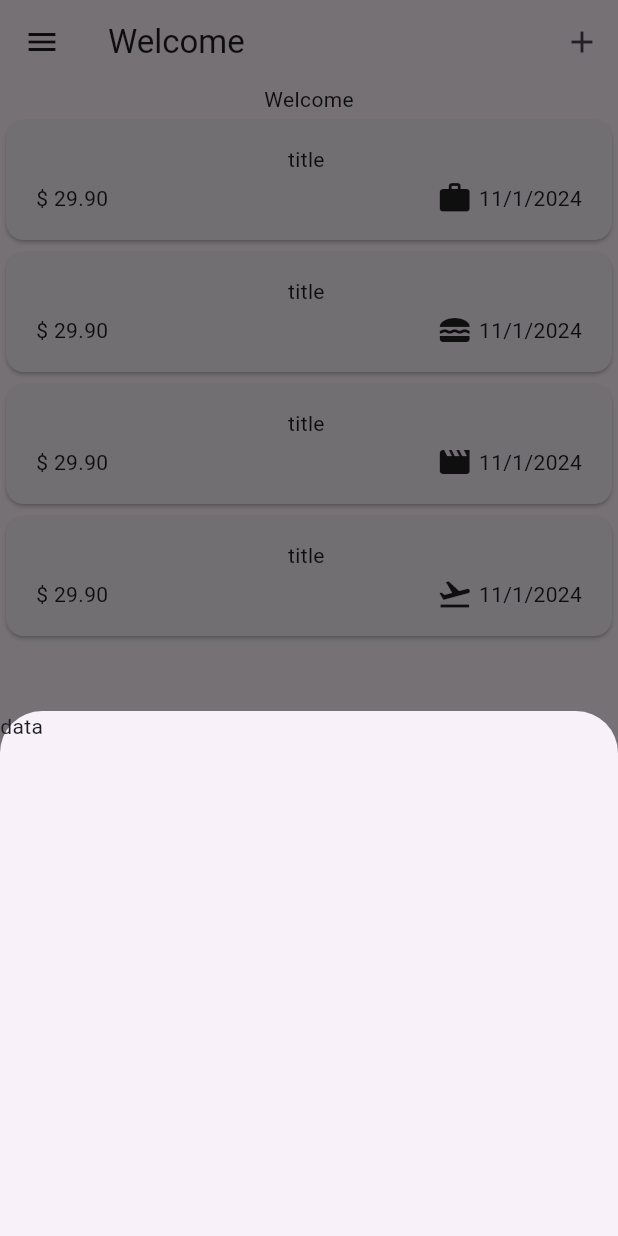
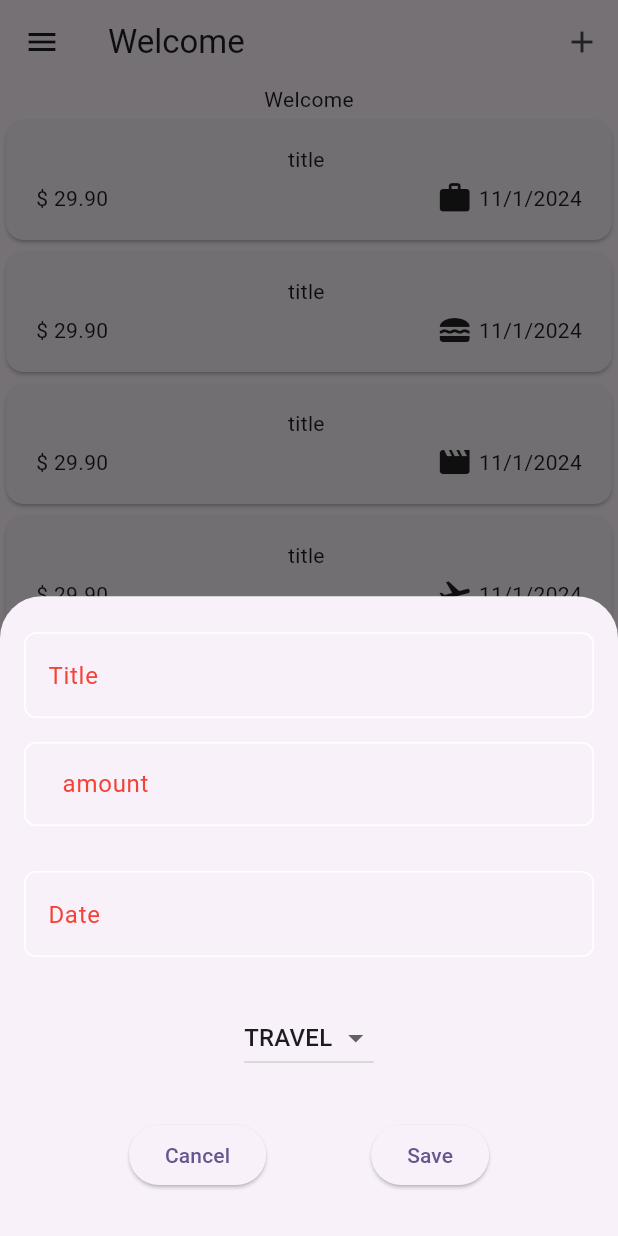
Before and after one commit to asmaaramadanramadan/expanses, a Flutter app: the screen it shows after launch, after a tap on the "add" icon, on a phone screen of 412 x 824 dp. Run offline on Flutter 3.47's test engine with Material 3 defaults, Android fonts, the phone set to English and light mode, and no system bars.

Commit message:
newExpanses sheet

```diff
--- a/lib/new_expanse.dart
+++ b/lib/new_expanse.dart
@@ -1,10 +1,162 @@
+import 'package:expenses/widgets/custom_Text_Form_Field.dart';
+import 'package:flutter/cupertino.dart';
 import 'package:flutter/material.dart';
+import 'package:intl/intl.dart';
+import '../models/expense.dart';
 
-class AddNewExpenses extends StatelessWidget {
-  const AddNewExpenses({super.key});
+class AddNewExpense extends StatelessWidget {
+  @override
+  Widget build(BuildContext context) {
+    return const Padding(
+      padding: EdgeInsets.only(top: 24, left: 16, right: 16),
+      child: SingleChildScrollView(
+        child: AddNoteForm(),
+      ),
+    );
+  }
+}
+
+class AddNoteForm extends StatefulWidget {
+  const AddNoteForm({super.key});
+
+  @override
+  State<AddNoteForm> createState() => _AddNoteFormState();
+}
+
+class _AddNoteFormState extends State<AddNoteForm> {
+  final GlobalKey<FormState> form_key = GlobalKey();
+  AutovalidateMode autovalidateMode =
+      AutovalidateMode.disabled; // if entered wronge input
+  String? title;
+  double? amount;
+  DateTime? _selectedDate;
+  final _dateFormat = DateFormat(
+      'yyyy-MM-dd'); // == DateFormat dateFormated = DateFormat.yMd();
+  Category selectedCategory = Category.travel;
+
+  Future<void> _selectDate(BuildContext context) async {
+    final DateTime? pickedDate = await showDatePicker(
+      context: context,
+      initialDate: DateTime.now(),
+      firstDate: DateTime(2000),
+      lastDate: DateTime(2100),
+    );
+    if (pickedDate != null) {
+      setState(() {
+        _selectedDate = pickedDate; // Update the selected date
+      });
+    }
+  }
 
   @override
   Widget build(BuildContext context) {
-    return const Placeholder();
+    return Form(
+      key: form_key,
+      autovalidateMode: autovalidateMode,
+      child: Column(
+        children: [
+          CustomTextField(
+            hint: "Title",
+            onSaved: (value) {
+              title = value;
+            },
+          ),
+          const SizedBox(
+            height: 16,
+          ),
+          CustomTextField(
+            hint: 'amount',
+            maxLines: 1,
+            prefixText: "\$",
+            textInputType: TextInputType.number,
+            onSaved: (value) {
+              amount = double.tryParse(value!);
+            },
+          ),
+          const SizedBox(
+            height: 30,
+          ),
+          // CustomBotton(
+          //   onTap: () {
+          //     if (form_key.currentState!.validate()) {
+          //       form_key.currentState!.save();
+          //     } else {
+          //       autovalidateMode = AutovalidateMode.always;
+          //       setState(() {});
+          //     }
+          //     ;
+          //   },
+          // ),
+          CustomTextField(
+            hint: 'Date',
+            maxLines: 1,
+            textInputType: TextInputType.number,
+            onSaved: (value) => _selectDate(context),
+          ),
+          const SizedBox(
+            height: 30,
+          ),
+          DropdownButton(
+            value: selectedCategory,
+            items: Category.values
+                .map((e) => DropdownMenuItem(
+                      value: e,
+                      child: Text(e.name.toUpperCase()),
+                    ))
+                .toList(),
+            onChanged: (value) {
+              if (value == null) {
+                return;
+              }
+              setState(() {
+                selectedCategory = value;
+              });
+            },
+          ),
+          const SizedBox(
+            height: 30,
+          ),
+          Row(
+            // mainAxisAlignment: MainAxisAlignment.center,
+            mainAxisAlignment: MainAxisAlignment.spaceEvenly,
+            children: [
+              ElevatedButton(
+                onPressed: () {},
+                child: Text("Cancel"),
+              ),
+              ElevatedButton(
+                onPressed: () {
+                  if (form_key.currentState!.validate()) {
+                    form_key.currentState!.save();
+                  } else {
+                    // autovalidateMode = AutovalidateMode.always;
+                    // setState(() {});
+                    showDialog(
+                      context: context,
+                      builder: (ctx) => AlertDialog(
+                        title: const Text("error"),
+                        actions: [
+                          TextButton(
+                            onPressed: () {
+                              Navigator.pop(ctx);
+                            },
+                            child: Text("okay"),
+                          ),
+                        ],
+                      ),
+                    );
+                  }
+                  ;
+                },
+                child: Text("Save"),
+              ),
+            ],
+          ),
+          const SizedBox(
+            height: 30,
+          ),
+        ],
+      ),
+    );
   }
 }
--- /dev/null
+++ b/lib/widgets/custom_Text_Form_Field.dart
@@ -0,0 +1,57 @@
+import 'package:flutter/material.dart';
+
+class CustomTextField extends StatelessWidget {
+  const CustomTextField({
+    super.key,
+    required this.hint,
+    this.maxLines = 1,
+    this.onSaved,
+    this.textInputType = TextInputType.text,
+    this.prefixText = "",
+  });
+
+  final String hint;
+  final int maxLines;
+  final TextInputType textInputType;
+  final void Function(String?)? onSaved;
+  final String prefixText;
+
+  @override
+  Widget build(BuildContext context) {
+    return TextFormField(
+      onSaved: onSaved,
+      validator: (value) {
+        if (value?.isEmpty ?? true) {
+          //
+          return "Field is required ";
+        } else {
+          return null;
+        }
+      },
+      cursorColor: Colors.red,
+      // kPrimaryColor,
+      maxLines: maxLines,
+      keyboardType: textInputType,
+
+      decoration: InputDecoration(
+        hintText: hint,
+        hintStyle: const TextStyle(
+          color: Colors.red,
+        ),
+        prefixText: prefixText,
+        border: buildOutlineInputBorder(),
+        enabledBorder: buildOutlineInputBorder(),
+        focusedBorder: buildOutlineInputBorder(Colors.green),
+        // enabledBorder:
+      ),
+    );
+  }
+
+  OutlineInputBorder buildOutlineInputBorder([color]) {
+    return OutlineInputBorder(
+        borderRadius: BorderRadius.circular(8),
+        borderSide: BorderSide(
+          color: color ?? Colors.white,
+        ));
+  }
+}
--- a/lib/widgets/expanses.dart
+++ b/lib/widgets/expanses.dart
@@ -2,6 +2,7 @@ import 'package:flutter/cupertino.dart';
 import 'package:flutter/material.dart';
 
 import '../models/expense.dart';
+import '../new_expanse.dart';
 import 'expanses_list/expanses_list.dart';
 
 class Expanses extends StatefulWidget {
@@ -43,22 +44,18 @@ class _ExpansesState extends State<Expanses> {
   Widget build(BuildContext context) {
     return Scaffold(
       appBar: AppBar(
-        leading: Icon(Icons.menu),
-        title: Text("Welcome"),
+        leading: const Icon(Icons.menu),
+        title: const Text("Welcome"),
         actions: [
           IconButton(
             onPressed: () {
               showModalBottomSheet(
                 context: context,
-                builder: (context) => SizedBox(
-                  height: 350,
-                  width: double.infinity,
-                  child: Text("data"),
-                ),
+                builder: (context) => AddNewExpense(),
               );
               // showBottomSheet(context: context, builder:(context) => ,)
             },
-            icon: Icon(Icons.add),
+            icon: const Icon(Icons.add),
           )
         ],
       ),
```
